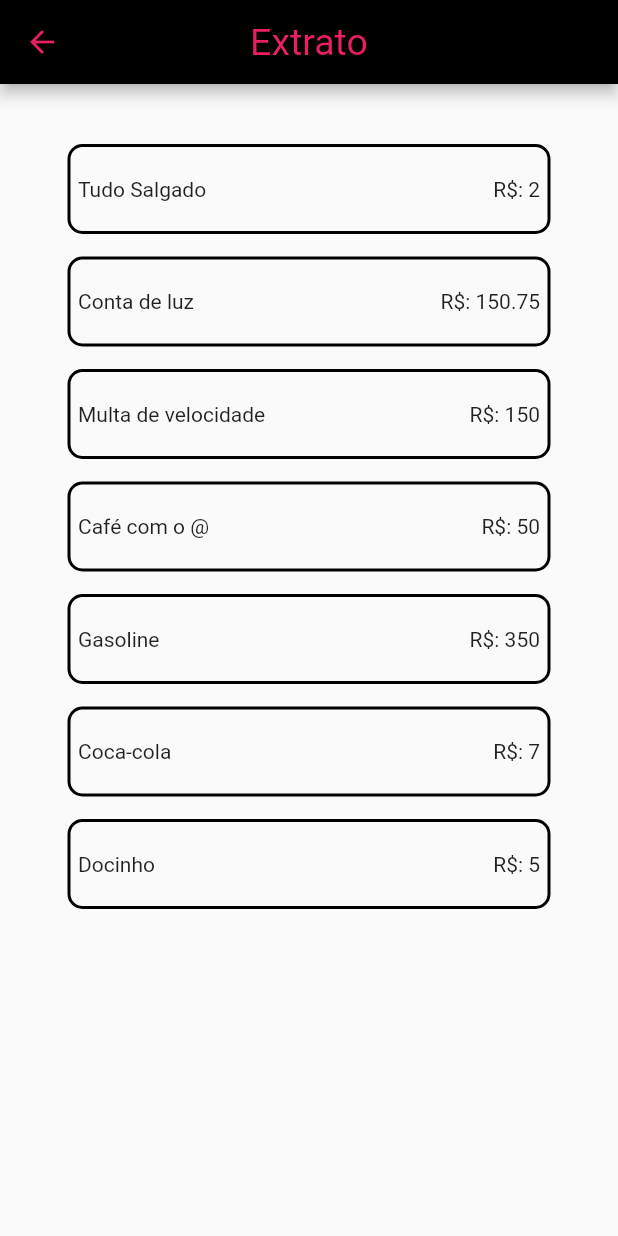
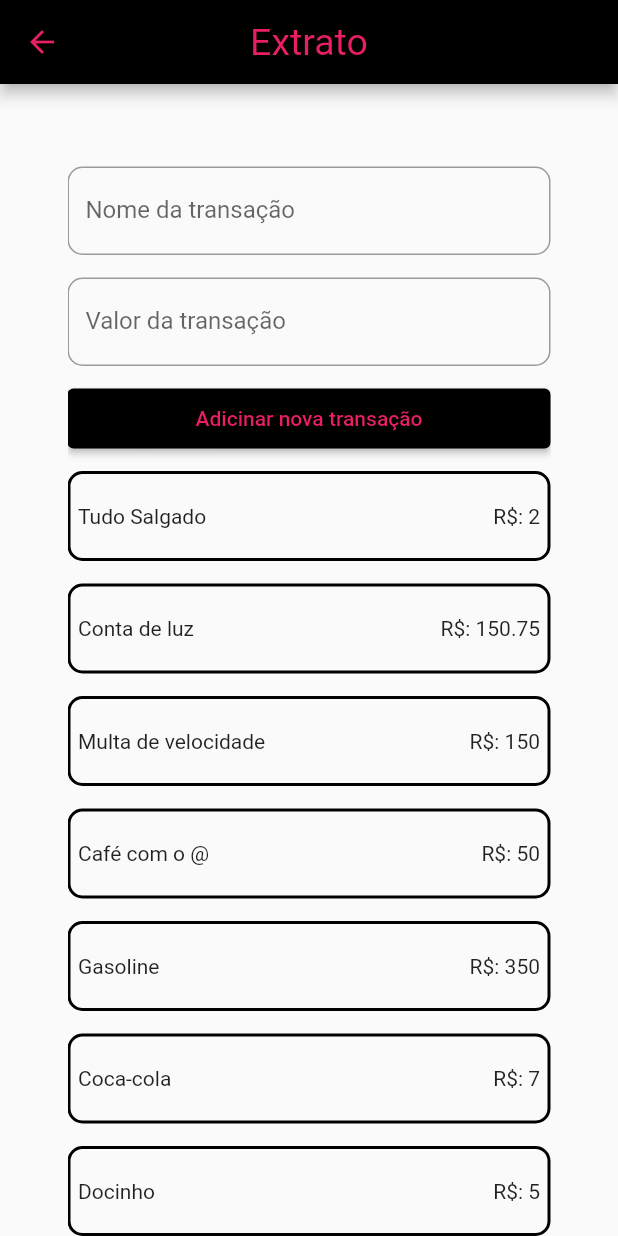
Before and after one commit to EduardoSerafim/Revisao-Flutter, a Flutter app: the screen it shows after launch, after a tap on "Login", on a phone screen of 412 x 824 dp. Run offline on Flutter 3.47's test engine with Material 2 defaults, Android fonts, the phone set to English and light mode, and no system bars.

Commit message:
formulario que adiciona item na lista

```diff
--- a/lib/src/app/components/standard_form.dart
+++ b/lib/src/app/components/standard_form.dart
@@ -5,11 +5,14 @@ class StandardForm extends StatelessWidget {
   final String label;
   final Function()? onEditingComplete;
   final TextEditingController? userInputController;
-  StandardForm({required this.label, this.userInputController, this.onEditingComplete});
+  final FocusNode? focusNode;
+
+  StandardForm({required this.label, this.userInputController, this.onEditingComplete, this.focusNode});
 
   @override
   Widget build(BuildContext context) {
     return TextFormField(
+      focusNode: focusNode ,
       onEditingComplete: onEditingComplete ,
       controller: userInputController,
       decoration: InputDecoration(label: Text(label))
--- a/lib/src/app/modules/transaction/transaction_page.dart
+++ b/lib/src/app/modules/transaction/transaction_page.dart
@@ -1,5 +1,7 @@
 import 'package:flutter/material.dart';
+import 'package:revisao/src/app/components/standard_buttom.dart';
 import 'package:revisao/src/app/components/standard_card_content.dart';
+import 'package:revisao/src/app/components/standard_form.dart';
 import 'package:revisao/src/app/components/standard_page.dart';
 import 'package:revisao/src/app/model/transaction_model.dart';
 
@@ -11,6 +13,11 @@ class TransactionPage extends StatefulWidget {
 }
 
 class _TransactionPageState extends State<TransactionPage> {
+  TextEditingController transactionNameController = TextEditingController();
+  TextEditingController transactionValueController = TextEditingController();
+  FocusNode transactionNameFocus = FocusNode();
+  FocusNode transactionValueFocus = FocusNode();
+
   @override
   void initState() {
     super.initState();
@@ -34,12 +41,60 @@ class _TransactionPageState extends State<TransactionPage> {
     TransactionModel(transactionName: 'Docinho', transactionValue: 5)
   ];
 
+  addNewTransaction(
+      {required String transactionName, required String transactionValue}) {
+    setState(() {
+      transactionList.insert(
+          0,
+          TransactionModel(
+              transactionName: transactionName,
+              transactionValue: num.parse(transactionValue)));
+    });
+  }
+
+  Future<void> _showDialog(String transactionName, transactionValue) async {
+    return showDialog<void>(
+        context: context,
+        builder: (BuildContextcontext) {
+          return AlertDialog(
+            title: Text(transactionName),
+            content: SingleChildScrollView(
+              child: Container(
+                child: Text('O valor da transação é de: $transactionValue '),
+              ),
+            ),
+          );
+        });
+  }
+
   @override
   Widget build(BuildContext context) {
     return StandartPage(
         body: SingleChildScrollView(
           child: Column(
             children: [
+              const SizedBox(height: 15),
+              StandardForm(
+                  onEditingComplete: () {
+                    transactionValueFocus.nextFocus();
+                  },
+                  focusNode: transactionNameFocus,
+                  label: "Nome da transação",
+                  userInputController: transactionNameController),
+              const SizedBox(height: 15),
+              StandardForm(
+                  focusNode: transactionValueFocus,
+                  label: 'Valor da transação',
+                  userInputController: transactionValueController),
+              const SizedBox(height: 15),
+              StandartButtom(
+                  buttonText: "Adicinar nova transação",
+                  onPressed: () {
+                    addNewTransaction(
+                        transactionName: transactionNameController.text,
+                        transactionValue: transactionValueController.text);
+                  }),
+              const SizedBox(height: 15),
               ListView.separated(
                   separatorBuilder: (BuildContext context, int index) {
                     return const SizedBox(
@@ -61,7 +116,10 @@ class _TransactionPageState extends State<TransactionPage> {
                             rightText: 'R\$: ${listaItem.transactionValue}'),
                       ),
                     );
-                  })
+                  }),
+              const SizedBox(
+                height: 15,
+              )
             ],
           ),
         ),
```
Also changed, not shown: lib/src/app/modules/teste.txt (deleted).
